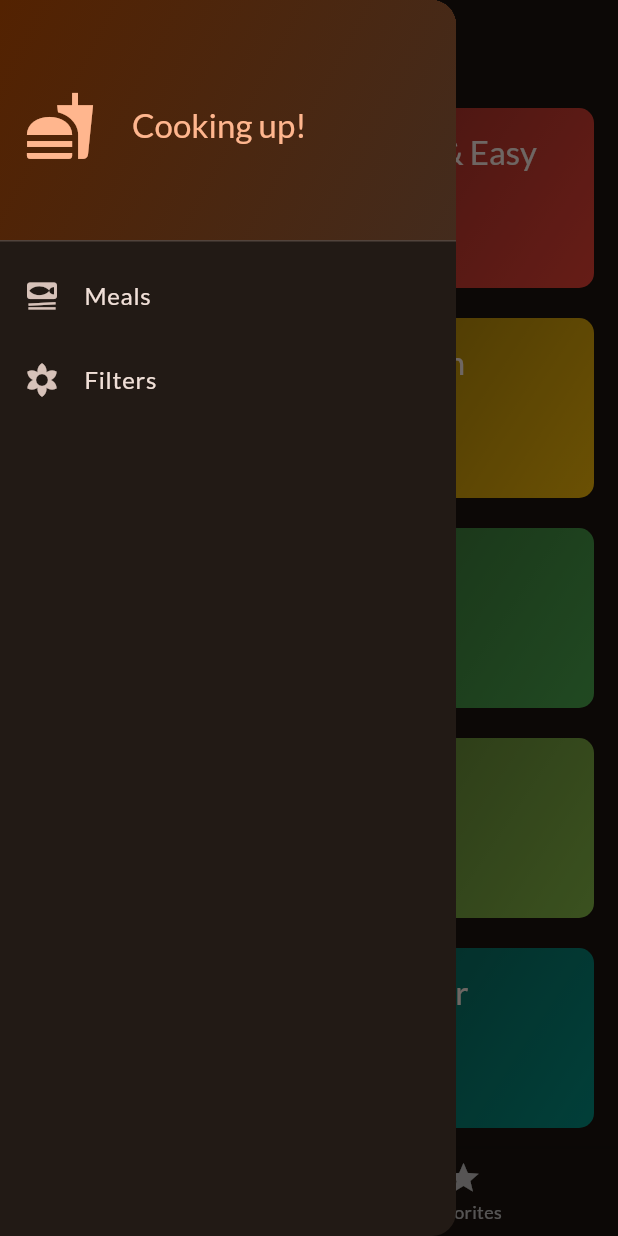
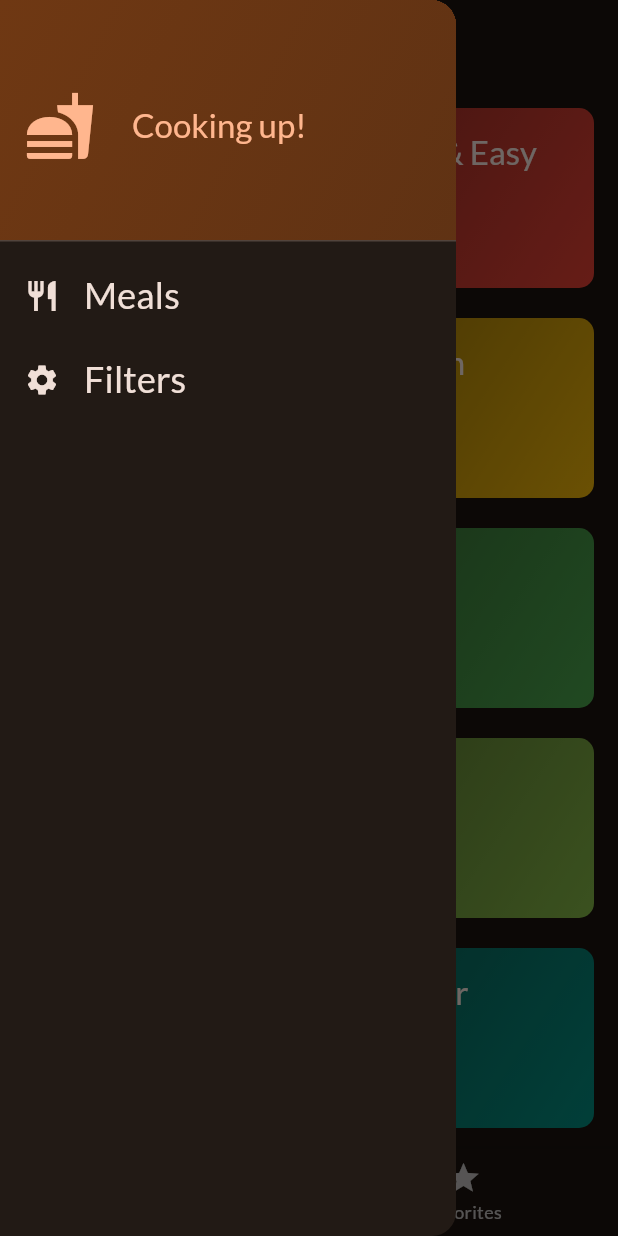
Before and after one commit to MateiEne/Flutter-Udemy, a Flutter app: the screen it shows after launch, with the side drawer open, on a phone screen of 412 x 824 dp. Run offline on Flutter 3.47's test engine with Material 2 defaults, Android fonts, the light colour scheme and no system bars; our stand-ins replace google_fonts, transparent_image.

Commit message:
side drawer is now functional

```diff
--- a/MealsApp/lib/screens/categories.dart
+++ b/MealsApp/lib/screens/categories.dart
@@ -9,12 +9,14 @@ class CategoriesScreen extends StatelessWidget {
   const CategoriesScreen({
     required this.onToggleMealToFavorite,
     Key? key,
+    required this.availableMeals,
   }) : super(key: key);
 
   final void Function(Meal meal) onToggleMealToFavorite;
+  final List<Meal> availableMeals;
 
   void _selectCategory(BuildContext context, Category category) {
-    final List<Meal> categoriesMeals = dummyMeals
+    final List<Meal> categoriesMeals = availableMeals
         .where(
           (meal) => meal.categories.contains(category.id),
         )
--- a/MealsApp/lib/screens/home.dart
+++ b/MealsApp/lib/screens/home.dart
@@ -1,8 +1,17 @@
 import 'package:flutter/material.dart';
+import 'package:meals_app/data/dumy_data.dart';
 import 'package:meals_app/models/meal.dart';
 import 'package:meals_app/screens/categories.dart';
+import 'package:meals_app/screens/filters.dart';
 import 'package:meals_app/screens/meals.dart';
 import 'package:meals_app/widgets/main_drawer.dart';
+
+const kInitialFilters = {
+  Filters.glutenFree: false,
+  Filters.lactoseFree: false,
+  Filters.vegetarian: false,
+  Filters.vegan: false,
+};
 
 class HomeScreen extends StatefulWidget {
   const HomeScreen({Key? key}) : super(key: key);
@@ -15,6 +24,7 @@ class _HomeScreenState extends State<HomeScreen> {
   int _selectedTabIndex = 0;
 
   final List<Meal> _favoriteMeals = [];
+  Map<Filters, bool> _selectedFilters = kInitialFilters;
 
   void _onSelectTab(int index) {
     setState(() {
@@ -33,9 +43,9 @@ class _HomeScreenState extends State<HomeScreen> {
   }
 
   void _onToggleMealToFavorite(Meal meal) {
-    bool isContaing = _favoriteMeals.contains(meal);
+    bool isContaining = _favoriteMeals.contains(meal);
 
-    if (isContaing) {
+    if (isContaining) {
       setState(() {
         _favoriteMeals.remove(meal);
         _showInfoMessage("${meal.title} has been removed from favorites");
@@ -48,10 +58,49 @@ class _HomeScreenState extends State<HomeScreen> {
     }
   }
 
+  void _onSelectScreen(String identifier) async {
+    Navigator.of(context).pop();
+
+    if (identifier == 'filters') {
+      final Map<Filters, bool>? _preferences = await Navigator.of(context).push<Map<Filters, bool>>(
+        MaterialPageRoute(
+          builder: (BuildContext context) => FiltersScreen(
+            currentFilters: _selectedFilters,
+          ),
+        ),
+      );
+
+      setState(() {
+        _selectedFilters = _preferences ?? kInitialFilters;
+      });
+    }
+  }
+
   @override
   Widget build(BuildContext context) {
+    final List<Meal> _availableMeals = dummyMeals.where((meal) {
+      if (_selectedFilters[Filters.glutenFree]! && !meal.isGlutenFree) {
+        return false;
+      }
+
+      if (_selectedFilters[Filters.lactoseFree]! && !meal.isLactoseFree) {
+        return false;
+      }
+
+      if (_selectedFilters[Filters.vegan]! && !meal.isVegan) {
+        return false;
+      }
+
+      if (_selectedFilters[Filters.vegetarian]! && !meal.isVegetarian) {
+        return false;
+      }
+
+      return true;
+    }).toList();
+
     Widget content = CategoriesScreen(
       onToggleMealToFavorite: _onToggleMealToFavorite,
+      availableMeals: _availableMeals,
     );
     String appBarTitle = 'Categories';
 
@@ -68,7 +117,9 @@ class _HomeScreenState extends State<HomeScreen> {
       appBar: AppBar(
         title: Text(appBarTitle),
       ),
-      drawer: MainDrawer(),
+      drawer: MainDrawer(
+        onSelectScreen: _onSelectScreen,
+      ),
       body: content,
       bottomNavigationBar: BottomNavigationBar(
         onTap: (index) {
--- a/MealsApp/lib/widgets/main_drawer.dart
+++ b/MealsApp/lib/widgets/main_drawer.dart
@@ -1,6 +1,13 @@
 import 'package:flutter/material.dart';
 
 class MainDrawer extends StatelessWidget {
+  const MainDrawer({
+    super.key,
+    required this.onSelectScreen,
+  });
+
+  final void Function(String identifier) onSelectScreen;
+
   @override
   Widget build(BuildContext context) {
     return Drawer(
@@ -10,8 +17,8 @@ class MainDrawer extends StatelessWidget {
             decoration: BoxDecoration(
               gradient: LinearGradient(
                 colors: [
-                  Theme.of(context).colorScheme.onPrimary,
-                  Theme.of(context).colorScheme.onSecondary,
+                  Theme.of(context).colorScheme.primaryContainer,
+                  Theme.of(context).colorScheme.primaryContainer.withOpacity(0.8),
                 ],
                 begin: Alignment.topLeft,
                 end: Alignment.bottomRight,
@@ -37,17 +44,38 @@ class MainDrawer extends StatelessWidget {
             ),
           ),
           ListTile(
-            leading: Icon(Icons.set_meal),
-            title: Text('Meals'),
+            leading: Icon(
+              Icons.restaurant,
+              color: Theme.of(context).colorScheme.onBackground,
+            ),
+            title: Text(
+              'Meals',
+              style: Theme.of(context).textTheme.titleSmall!.copyWith(
+                    color: Theme.of(context).colorScheme.onBackground,
+                    fontSize: 24,
+                  ),
+            ),
+            onTap: () {
+              onSelectScreen('meals');
+            },
           ),
           ListTile(
-            leading: Icon(Icons.filter_vintage_sharp),
-            title: Text('Filters'),
+            leading: Icon(
+              Icons.settings,
+              color: Theme.of(context).colorScheme.onBackground,
+            ),
+            title: Text(
+              'Filters',
+              style: Theme.of(context).textTheme.titleSmall!.copyWith(
+                    color: Theme.of(context).colorScheme.onBackground,
+                    fontSize: 24,
+                  ),
+            ),
+            onTap: () {
+              onSelectScreen('filters');},
           )
         ],
       ),
     );
   }
-
-  const MainDrawer({Key? key}) : super(key: key);
 }
```
Also changed, not shown: MealsApp/lib/screens/filters.dart (added, +165 -0 lines).
